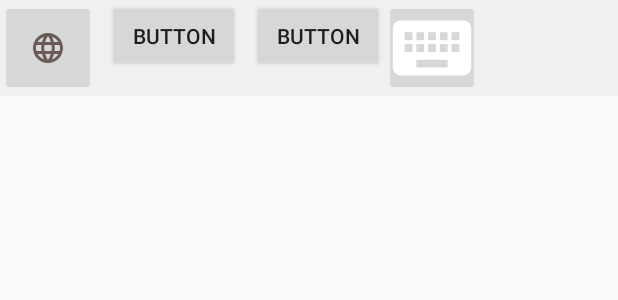
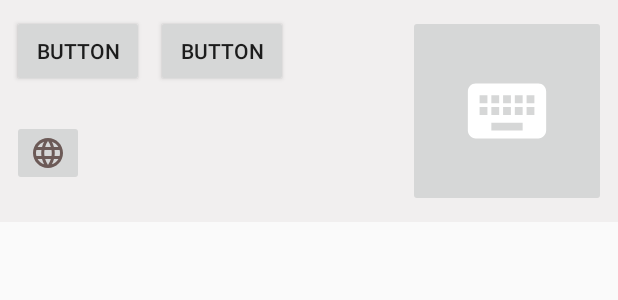
Before and after one commit to hiroshiyui/GuilelessBopomofo, an Android app: the layout keyboard_layout.xml on its own in the app's theme, with its tools: preview values and no code run, on a phone screen of 412 x 824 dp. Shown: the top 300 px of the screen. Run offline under Robolectric (Android 15) with nearby library versions, the phone set to English and light mode, and no system bars; network calls fail.

Commit message:
A dirty hack for while using ConstraintLayout on building keyboard view.
Cause an unknown reason, if a ConstraintLayout have no elements put on
(0,0) then it will be positioned wrongly, just like covered by software
buttons (system nagivation bar).

To solve this issue, I have to put a space, which locates from (0,0)

Signed-off-by: Hui-Hong You <hiroshi@ghostsinthelab.org>

```diff
--- a/app/src/main/res/layout/keyboard_layout.xml
+++ b/app/src/main/res/layout/keyboard_layout.xml
@@ -1,44 +1,81 @@
 <?xml version="1.0" encoding="utf-8"?>
-<RelativeLayout xmlns:android="http://schemas.android.com/apk/res/android"
+<androidx.constraintlayout.widget.ConstraintLayout xmlns:android="http://schemas.android.com/apk/res/android"
     xmlns:app="http://schemas.android.com/apk/res-auto"
     xmlns:tools="http://schemas.android.com/tools"
-    android:id="@+id/relativeLayout"
+    android:id="@+id/ConstraintLayout"
     android:layout_width="match_parent"
     android:layout_height="wrap_content"
     android:background="#F1EFEF"
     android:visibility="visible">
 
-    <LinearLayout
-        android:layout_width="match_parent"
-        android:layout_height="wrap_content"
-        android:orientation="horizontal">
+
+    <Space
+        android:id="@+id/space"
+        android:layout_width="0dp"
+        android:layout_height="2dp"
+        app:layout_constraintEnd_toEndOf="parent"
+        app:layout_constraintStart_toStartOf="parent"
+        app:layout_constraintTop_toTopOf="parent" />
 
     <ImageButton
         android:id="@+id/imageButton2"
-            android:layout_width="64dp"
-            android:layout_height="64dp"
+        android:layout_width="wrap_content"
+        android:layout_height="wrap_content"
+        android:layout_marginStart="8dp"
+        android:layout_marginTop="8dp"
+        android:layout_marginBottom="8dp"
         android:scaleType="center"
-            android:src="@drawable/ic_baseline_language_24" />
+        android:src="@drawable/ic_baseline_language_24"
+        app:layout_constraintBottom_toTopOf="@+id/space2"
+        app:layout_constraintStart_toStartOf="parent"
+        app:layout_constraintTop_toBottomOf="@+id/button"
+        tools:layout_conversion_absoluteHeight="64dp"
+        tools:layout_conversion_absoluteWidth="64dp" />
+
+    <ImageButton
+        android:id="@+id/imageButton3"
+        android:layout_width="wrap_content"
+        android:layout_height="wrap_content"
+        android:layout_marginTop="8dp"
+        android:layout_marginEnd="8dp"
+        android:layout_marginBottom="8dp"
+        android:src="@drawable/ic_launcher_foreground"
+        app:layout_constraintBottom_toTopOf="@+id/space2"
+        app:layout_constraintEnd_toEndOf="parent"
+        app:layout_constraintTop_toBottomOf="@+id/space"
+        tools:layout_conversion_absoluteHeight="64dp"
+        tools:layout_conversion_absoluteWidth="64dp" />
 
     <Button
         android:id="@+id/button"
         android:layout_width="wrap_content"
         android:layout_height="wrap_content"
         android:layout_marginStart="8dp"
-            android:text="Button" />
+        android:layout_marginTop="8dp"
+        android:text="Button"
+        app:layout_constraintStart_toStartOf="parent"
+        app:layout_constraintTop_toBottomOf="@+id/space"
+        tools:layout_conversion_absoluteHeight="48dp"
+        tools:layout_conversion_absoluteWidth="88dp" />
 
     <Button
         android:id="@+id/button2"
         android:layout_width="wrap_content"
         android:layout_height="wrap_content"
         android:layout_marginStart="8dp"
-            android:text="Button" />
+        android:text="Button"
+        app:layout_constraintStart_toEndOf="@+id/button"
+        app:layout_constraintTop_toTopOf="@+id/button"
+        tools:layout_conversion_absoluteHeight="48dp"
+        tools:layout_conversion_absoluteWidth="88dp" />
 
-        <ImageButton
-            android:id="@+id/imageButton3"
-            android:layout_width="64dp"
-            android:layout_height="64dp"
-            android:src="@drawable/ic_launcher_foreground" />
-    </LinearLayout>
+    <Space
+        android:id="@+id/space2"
+        android:layout_width="0dp"
+        android:layout_height="2dp"
+        app:layout_constraintBottom_toBottomOf="parent"
+        app:layout_constraintEnd_toEndOf="parent"
+        app:layout_constraintStart_toStartOf="parent" />
 
-</RelativeLayout>
+
+</androidx.constraintlayout.widget.ConstraintLayout>
```
Lines whose indentation alone changed are shown as unchanged.
